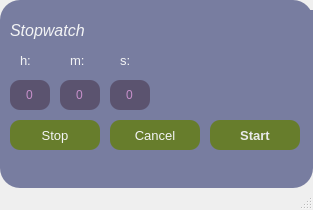
Pr0meTheuSS/WorkClock, file WorkClock.ui: the form before one commit.
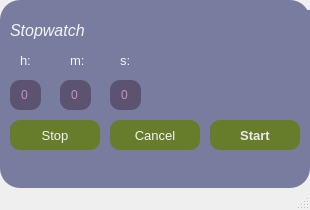
The form after the commit.

Commit message: Add Exit Widget and Clock Widget

Diff of the .ui file:
```diff
--- a/WorkClock.ui
+++ b/WorkClock.ui
@@ -9,7 +9,7 @@
    <rect>
     <x>0</x>
     <y>0</y>
-    <width>313</width>
+    <width>310</width>
     <height>210</height>
    </rect>
   </property>
@@ -178,7 +178,7 @@
      <rect>
       <x>10</x>
       <y>80</y>
-      <width>40</width>
+      <width>31</width>
       <height>30</height>
      </rect>
     </property>
@@ -739,7 +739,7 @@
      <rect>
       <x>60</x>
       <y>80</y>
-      <width>40</width>
+      <width>31</width>
       <height>30</height>
      </rect>
     </property>
@@ -1300,7 +1300,7 @@
      <rect>
       <x>110</x>
       <y>80</y>
-      <width>40</width>
+      <width>31</width>
       <height>30</height>
      </rect>
     </property>
```
Left out of the diff: 2 changed lines with no effect on the pictures. The commit also changes 1 other file.
